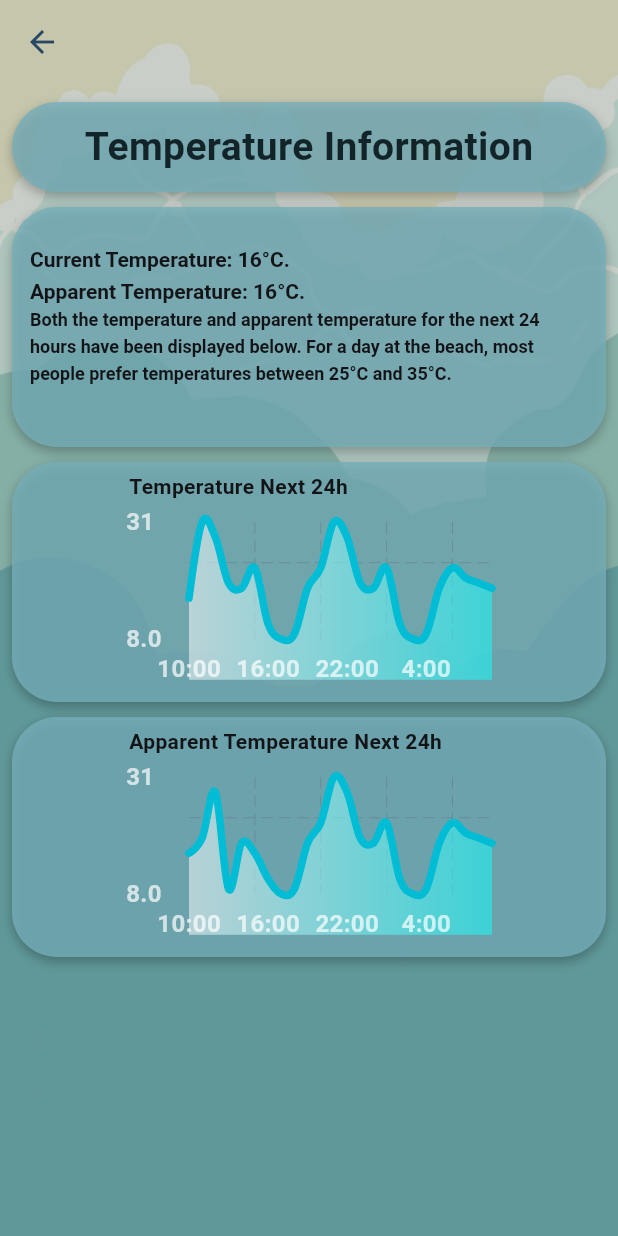
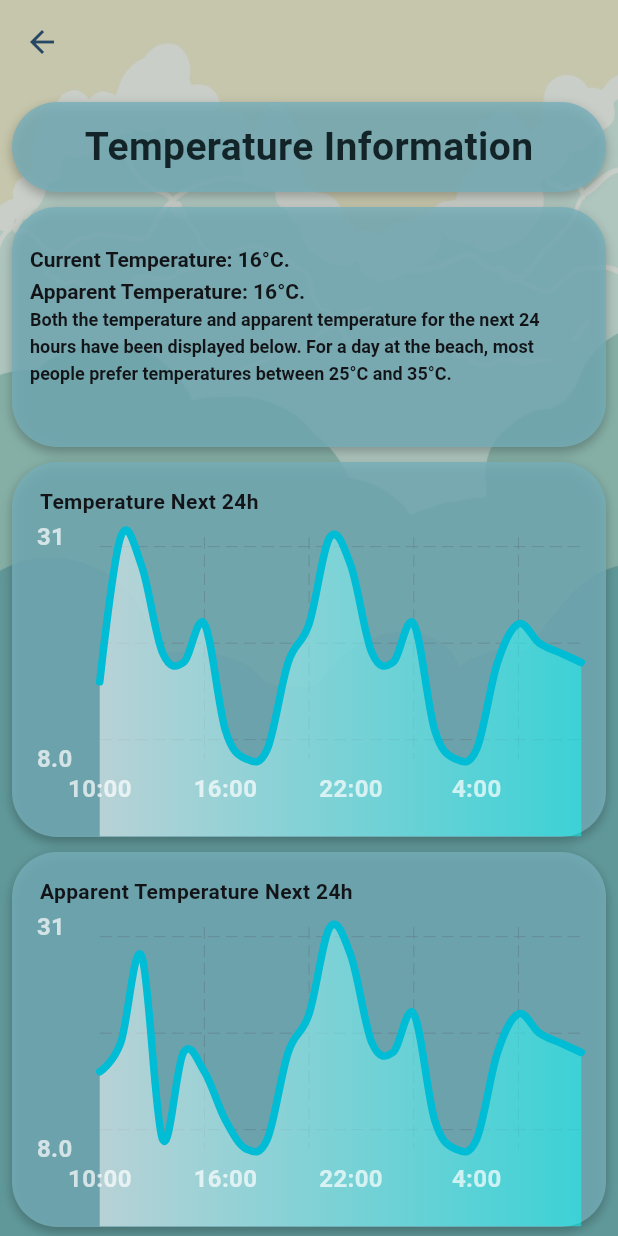
Before and after one commit to DakPro/beach_weather_app, a Flutter app: the TemperaturePage screen opened directly, on a phone screen of 412 x 824 dp. Run offline on Flutter 3.47's test engine with Material 3 defaults, Android fonts, the phone set to English and light mode, and no system bars; drawn by our look-alikes of fl_chart; our stand-ins replace geocoding, geolocator, reorderables, shared_preferences; missing offline and left inert: open_meteo; accounts and stored records are empty.

Commit message:
Increase temperature graph sizes

```diff
--- a/lib/element_pages.dart
+++ b/lib/element_pages.dart
@@ -1112,7 +1112,8 @@ class TemperaturePage extends StatelessWidget {
                 SizedBox(height: 10),
                 // graphs with temperature and apparent temperature data for the next 24 hours
                 Container(
-                  height: 160,
+                  padding: EdgeInsets.symmetric(vertical: 10),
+                  height: 250,
                   alignment: Alignment.center,
                   decoration: BoxDecoration(
                     color: Color(0xFF75AEB9).withValues(alpha: 0.8),
@@ -1129,7 +1130,8 @@ class TemperaturePage extends StatelessWidget {
                 ),
                 SizedBox(height: 10),
                 Container(
-                  height: 160,
+                  padding: EdgeInsets.symmetric(vertical: 10),
+                  height: 250,
                   alignment: Alignment.center,
                   decoration: BoxDecoration(
                     color: Color(0xFF75AEB9).withValues(alpha: 0.8),
```
